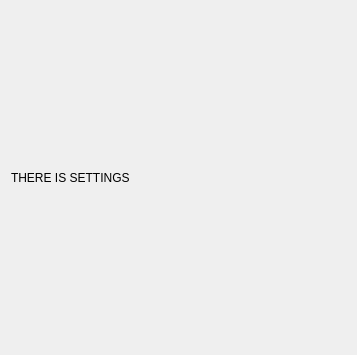
This is ui/forms/SettingsWidget.ui in pandazz77/zapret-gui as Qt 5 draws it before an edit. The edited form follows.
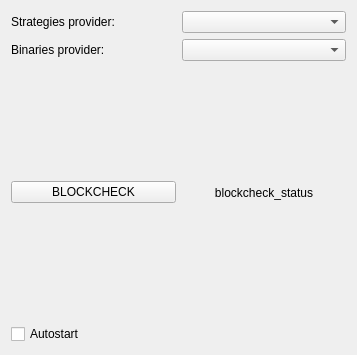
This is the edited form.

Commit message: add some settings impl

```diff
--- a/ui/forms/SettingsWidget.ui
+++ b/ui/forms/SettingsWidget.ui
@@ -14,10 +14,65 @@
    <string>Form</string>
   </property>
   <layout class="QGridLayout" name="gridLayout">
+   <item row="2" column="0">
+    <layout class="QHBoxLayout" name="horizontalLayout_3">
+     <item>
+      <widget class="QPushButton" name="blockcheckBtn">
+       <property name="sizePolicy">
+        <sizepolicy hsizetype="Minimum" vsizetype="Maximum">
+         <horstretch>0</horstretch>
+         <verstretch>0</verstretch>
+        </sizepolicy>
+       </property>
+       <property name="text">
+        <string>BLOCKCHECK</string>
+       </property>
+      </widget>
+     </item>
+     <item>
+      <widget class="QLabel" name="blockcheckStatus">
+       <property name="text">
+        <string>blockcheck_status</string>
+       </property>
+       <property name="alignment">
+        <set>Qt::AlignmentFlag::AlignCenter</set>
+       </property>
+      </widget>
+     </item>
+    </layout>
+   </item>
+   <item row="1" column="0">
+    <layout class="QHBoxLayout" name="horizontalLayout">
+     <item>
+      <widget class="QLabel" name="label_2">
+       <property name="text">
+        <string>Binaries provider:</string>
+       </property>
+      </widget>
+     </item>
+     <item>
+      <widget class="QComboBox" name="binsCombo"/>
+     </item>
+    </layout>
+   </item>
    <item row="0" column="0">
-    <widget class="QLabel" name="label">
+    <layout class="QHBoxLayout" name="horizontalLayout_2">
+     <item>
+      <widget class="QLabel" name="label_3">
+       <property name="text">
+        <string>Strategies provider:</string>
+       </property>
+      </widget>
+     </item>
+     <item>
+      <widget class="QComboBox" name="strategiesCombo"/>
+     </item>
+    </layout>
+   </item>
+   <item row="3" column="0">
+    <widget class="QCheckBox" name="autostartCheck">
      <property name="text">
-      <string>THERE IS SETTINGS</string>
+      <string>Autostart</string>
      </property>
     </widget>
    </item>
```
The commit also changes 2 other files.
